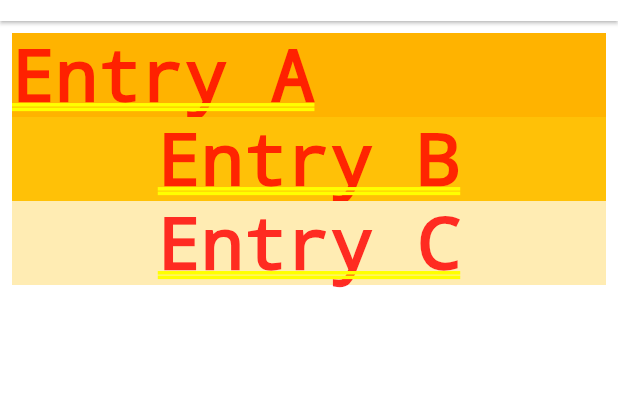
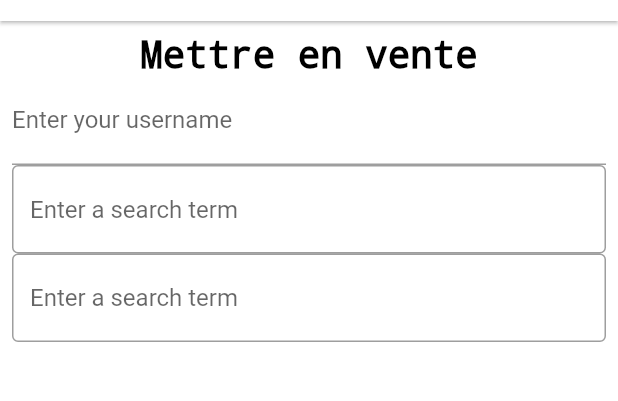
Before and after one commit to LeoPhilip33/patate, a Flutter app: the screen it shows after launch, on a phone screen of 412 x 824 dp, the part 63-464 px from its top. Run offline on Flutter 3.47's test engine with Material 2 defaults, Android fonts, the phone set to English and light mode, and no system bars; our stand-ins replace flutter_map, flutter_svg, latlong, smooth_star_rating; missing offline and left inert: flutter_map_marker_popup.

Commit message:
:sparkles: titre centrer plus input de fou

```diff
--- a/lib/pages/vente/components/body.dart
+++ b/lib/pages/vente/components/body.dart
@@ -9,17 +9,30 @@ class Vente extends StatelessWidget {
         padding: const EdgeInsets.all(8),
         children: <Widget>[
           Container(
-            color: Colors.amber[600],
-            child: Text('Entry A'),
-          ),
+              child: const Center(
+            child: Text('Mettre en vente',
+                style: TextStyle(
+                  color: Colors.black,
+                  decoration: TextDecoration.none,
+                  fontSize: 25,
+                )),
+          )),
           Container(
-            color: Colors.amber[500],
-            child: const Center(child: Text('Entry B')),
-          ),
+              child: TextFormField(
+            decoration: const InputDecoration(
+                border: UnderlineInputBorder(),
+                labelText: 'Enter your username'),
+          )),
           Container(
-            color: Colors.amber[100],
-            child: const Center(child: Text('Entry C')),
-          ),
+              child: TextField(
+            decoration: const InputDecoration(
+                border: OutlineInputBorder(), hintText: 'Enter a search term'),
+          )),
+          Container(
+              child: TextField(
+            decoration: const InputDecoration(
+                border: OutlineInputBorder(), hintText: 'Enter a search term'),
+          )),
         ],
       ),
     );
```
Also changed, not shown: lib/constants.dart (line endings or trailing spaces).
